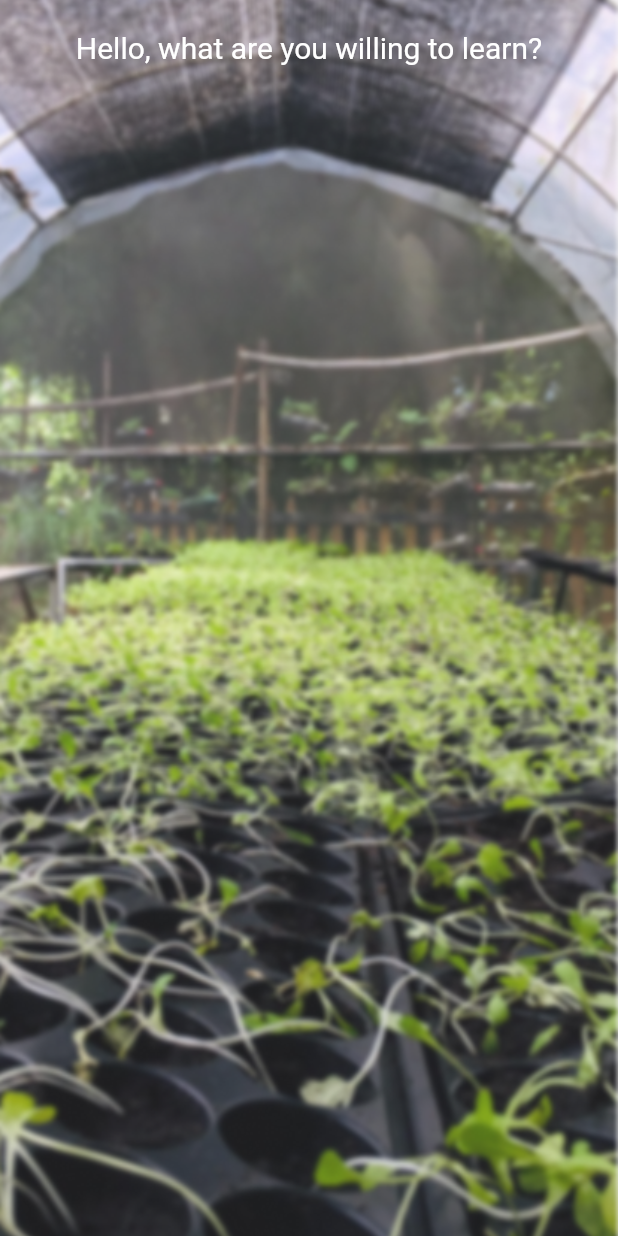
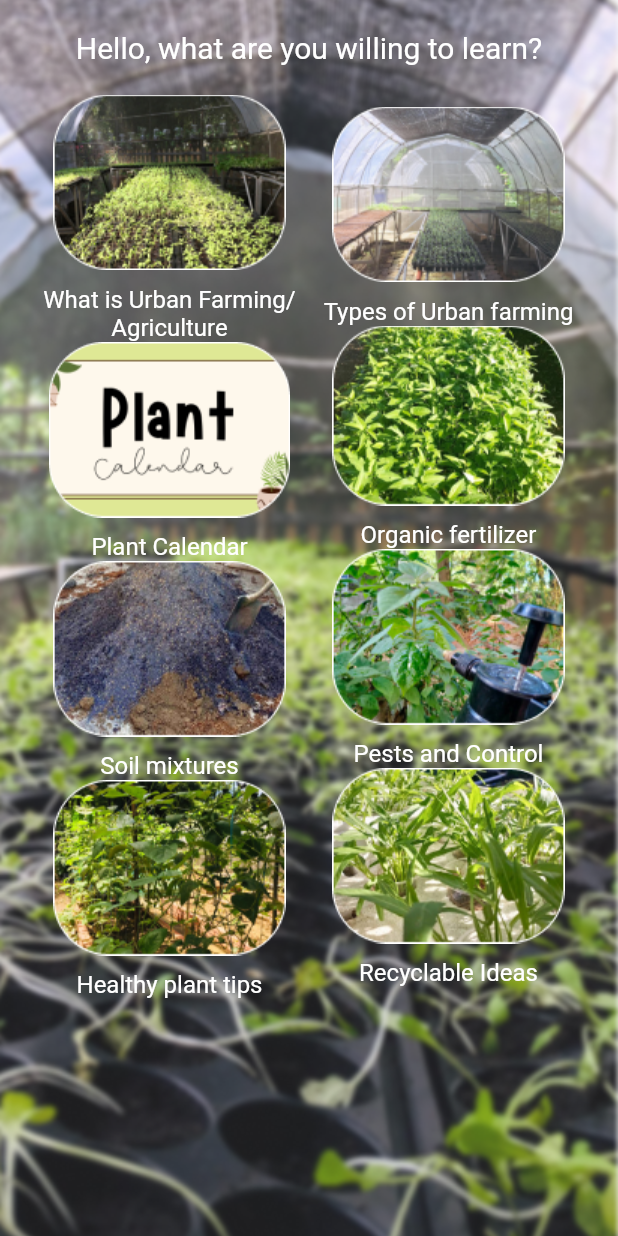
Before and after one commit to EdisonModesto/GAIA-Mobile, a Flutter app: the screen it shows after launch, on a phone screen of 412 x 824 dp. Run offline on Flutter 3.47's test engine with Material 2 defaults, Android fonts, the phone set to English and light mode, and no system bars; drawn by our look-alikes of auto_size_text; our stand-ins replace flutter_riverpod, go_router, google_fonts; Roboto replaces fonts that are missing (Literata).

Commit message:
Completed menuView.dart added menu assets added Item1View.dart

```diff
--- a/lib/View/menu/menuView.dart
+++ b/lib/View/menu/menuView.dart
@@ -1,6 +1,8 @@
 import 'package:auto_size_text/auto_size_text.dart';
 import 'package:flutter/material.dart';
+import 'package:flutter/services.dart';
 import 'package:flutter_riverpod/flutter_riverpod.dart';
+import 'package:go_router/go_router.dart';
 import 'package:google_fonts/google_fonts.dart';
 
 class MenuView extends ConsumerStatefulWidget {
@@ -12,9 +14,33 @@ class MenuView extends ConsumerStatefulWidget {
   ConsumerState createState() => _MenuViewState();
 }
 
-class _MenuViewState extends ConsumerState<MenuView> {
+class _MenuViewState extends ConsumerState<MenuView> with SingleTickerProviderStateMixin {
+
+  late AnimationController controller;
+
+  var itemTitles = [
+    "What is Urban Farming/ Agriculture",
+    "Types of Urban farming",
+    "Plant Calendar",
+    "Organic fertilizer",
+    "Soil mixtures",
+    "Pests and Control",
+    "Healthy plant tips",
+    "Recyclable Ideas"
+  ];
+
+  @override
+  void initState() {
+    controller = AnimationController(
+      duration: const Duration(seconds: 1),
+      vsync: this,
+    )..forward();
+    super.initState();
+  }
+
   @override
   Widget build(BuildContext context) {
+
     return Scaffold(
       body: SafeArea(
         child: Container(
@@ -24,6 +50,17 @@ class _MenuViewState extends ConsumerState<MenuView> {
             image: DecorationImage(
               image: AssetImage("assets/images/menuBG.png"),
               fit: BoxFit.cover,
+            ),
+          ),
+          child: FadeTransition(
+            opacity: Tween<double>(begin: 0, end: 1).animate(
+              CurvedAnimation(
+                parent: controller,
+                curve: const Interval(
+                  0.5,
+                  1,
+                  curve: Curves.ease,
+                ),
               ),
             ),
             child: Column(
@@ -38,8 +75,75 @@ class _MenuViewState extends ConsumerState<MenuView> {
                   minFontSize: 20,
                 ),
                 const SizedBox(height: 20),
-
+                Expanded(
+                  child: SingleChildScrollView(
+                    child: Row(
+                      children: [
+                        Expanded(
+                          child: SizedBox(
+                            child: Column(
+                              mainAxisAlignment: MainAxisAlignment.spaceBetween,
+                              children: List.generate(4, (index){
+                                return   Column(
+                                  children: [
+                                    InkWell(
+                                      onTap: () {
+                                        context.push("/item${((index + 1) * 2)-1}");
+                                      },
+                                      child: Image.asset(
+                                        "assets/images/menuImages/item${((index + 1) * 2)-1}.png",
+                                      ),
+                                    ),
+                                    const SizedBox(height: 10),
+                                    AutoSizeText(
+                                      itemTitles[((index + 1) * 2)-2],
+                                      textAlign: TextAlign.center,
+                                      style: GoogleFonts.literata(
+                                        color: Colors.white,
+                                      ),
+                                      maxLines: 2,
+                                      maxFontSize: 26,
+                                      minFontSize: 16,
+                                    ),
                                   ],
+                                );
+                              })
+                            ),
+                          ),
+                        ),
+                        Expanded(
+                          child: Column(
+                              mainAxisAlignment: MainAxisAlignment.spaceBetween,
+                              children: List.generate(4, (index){
+                                return SizedBox(
+                                  child: Column(
+                                    children: [
+                                      Image.asset(
+                                        "assets/images/menuImages/item${((index + 1) * 2)}.png",
+                                      ),
+                                      const SizedBox(height: 10),
+                                      AutoSizeText(
+                                        itemTitles[((index + 1) * 2) -1 ],
+                                        textAlign: TextAlign.center,
+                                        style: GoogleFonts.literata(
+                                          color: Colors.white,
+                                        ),
+                                        maxLines: 2,
+                                        maxFontSize: 26,
+                                        minFontSize: 16,
+                                      ),
+                                    ],
+                                  ),
+                                );
+                              })
+                          ),
+                        ),
+                      ]
+                    ),
+                  ),
+                )
+              ],
+            ),
           )
         ),
       ),
--- /dev/null
+++ b/lib/constants/colors.dart
@@ -0,0 +1,5 @@
+import 'dart:ui';
+
+class AppColors{
+  Color primaryColor = Color(0xFF2C5F2D);
+}
--- a/lib/constants/routes.dart
+++ b/lib/constants/routes.dart
@@ -1,3 +1,4 @@
+import 'package:gaia/View/menu/item1/Item1View.dart';
 import 'package:go_router/go_router.dart';
 
 import '../View/menu/menuView.dart';
@@ -14,5 +15,9 @@ var routes = GoRouter(
       path: "/Menu",
       builder: (context, state) => const MenuView(),
     ),
+    GoRoute(
+      path: "/item1",
+      builder: (context, state) => const Item1View(),
+    ),
   ]
 );
--- a/lib/main.dart
+++ b/lib/main.dart
@@ -20,7 +20,7 @@ class MyApp extends StatelessWidget {
   @override
   Widget build(BuildContext context) {
     precacheImage(const AssetImage("assets/images/splashBG.png"), context);
-    SystemChrome.setEnabledSystemUIMode(SystemUiMode.leanBack);
+    SystemChrome.setEnabledSystemUIMode(SystemUiMode.immersiveSticky);
     return MaterialApp.router(
       title: 'Flutter Demo',
       theme: ThemeData(
--- a/pubspec.yaml
+++ b/pubspec.yaml
@@ -65,6 +65,7 @@ flutter:
   # To add assets to your application, add an assets section, like this:
   assets:
     - assets/images/
+    - assets/images/menuImages/
 
   # An image asset can refer to one or more resolution-specific "variants", see
   # https://flutter.dev/assets-and-images/#resolution-aware
```
Also changed, not shown: lib/View/menu/item1/Item1View.dart (added, +90 -0 lines), assets/images/menuImages/item1.png (added), assets/images/menuImages/item2.png (added), assets/images/menuImages/item3.png (added), assets/images/menuImages/item4.png (added), assets/images/menuImages/item5.png (added), assets/images/menuImages/item6.png (added), assets/images/menuImages/item7.png (added), assets/images/menuImages/item8.png (added). Lines whose indentation alone changed are shown as unchanged.
